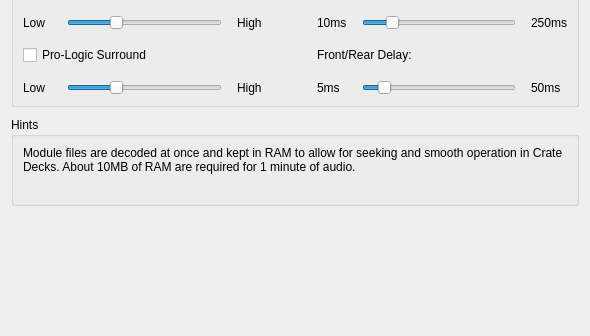
The window that src/preferences/dialog/dlgprefmodplugdlg.ui (thecrateapp/crate-decks) describes before a commit, drawn with Qt 5; both pictures show x 0 to 590 and y 368 to 704 of the 590 by 704 pixel window.
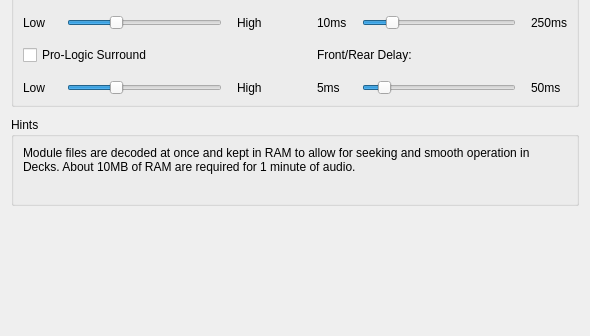
The same window after the commit.

Commit message: feat(decks): call the application Decks

Diff of the .ui file:
```diff
--- a/src/preferences/dialog/dlgprefmodplugdlg.ui
+++ b/src/preferences/dialog/dlgprefmodplugdlg.ui
@@ -390,7 +390,7 @@
       <item>
        <widget class="QLabel" name="label_11">
         <property name="text">
-         <string>Module files are decoded at once and kept in RAM to allow for seeking and smooth operation in Crate Decks. About 10MB of RAM are required for 1 minute of audio.</string>
+         <string>Module files are decoded at once and kept in RAM to allow for seeking and smooth operation in Decks. About 10MB of RAM are required for 1 minute of audio.</string>
         </property>
         <property name="wordWrap">
          <bool>true</bool>
```
The commit also changes 102 other files.
